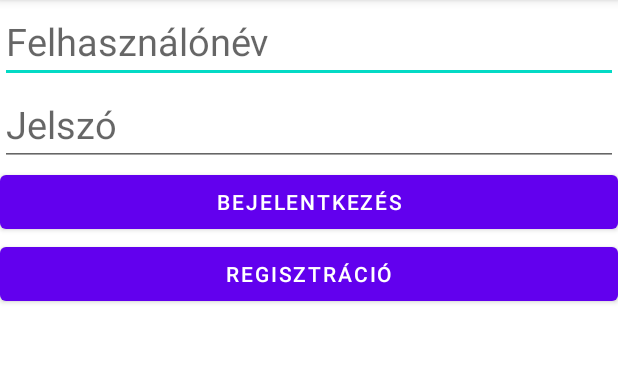
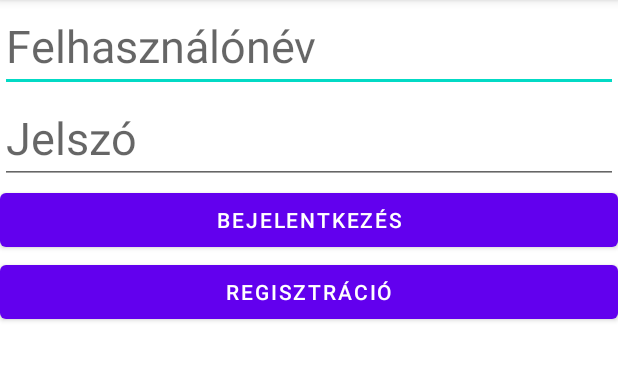
Before and after one commit to Szabolcs01/LOGREG2, an Android app: the screen it shows after launch (MainActivity), on a phone screen of 412 x 824 dp, the part 84-464 px from its top. Run offline under Robolectric (Android 15) with nearby library versions, the phone set to English and light mode, and no system bars.

Commit message:
Register,main és adatbazis kész

```diff
--- a/app/src/main/java/com/example/logge2/MainActivity.java
+++ b/app/src/main/java/com/example/logge2/MainActivity.java
@@ -2,13 +2,40 @@ package com.example.logge2;
 
 import androidx.appcompat.app.AppCompatActivity;
 
+import android.content.Intent;
 import android.os.Bundle;
+import android.view.View;
+import android.widget.Button;
+import android.widget.EditText;
 
 public class MainActivity extends AppCompatActivity {
-
+EditText re_userinput,re_passwordinput;
+Button bejelentkezes,regisztracio;
     @Override
     protected void onCreate(Bundle savedInstanceState) {
         super.onCreate(savedInstanceState);
         setContentView(R.layout.activity_main);
+        re_userinput=findViewById(R.id.re_userinput);
+        re_passwordinput=findViewById(R.id.re_passwordinput);
+        bejelentkezes=findViewById(R.id.bejelentkezes);
+        regisztracio=findViewById(R.id.regisztracio);
+
+        bejelentkezes.setOnClickListener(new View.OnClickListener() {
+            @Override
+            public void onClick(View v) {
+             String usernameValue=re_userinput.getText().toString();
+             String passwordValue=re_passwordinput.getText().toString();
+
+            }
+        });
+
+        regisztracio.setOnClickListener(new View.OnClickListener() {
+            @Override
+            public void onClick(View v) {
+                Intent intent =new Intent(MainActivity.this,Register.class);
+                startActivity(intent);
+            }
+        });
+
     }
 }
--- a/app/src/main/res/layout/activity_main.xml
+++ b/app/src/main/res/layout/activity_main.xml
@@ -10,17 +10,17 @@
     <EditText
         android:layout_width="match_parent"
         android:layout_height="wrap_content"
-        android:textSize="25sp"
+        android:textSize="30sp"
         android:hint="Felhasználónév"
-        android:id="@+id/et_user_input"
+        android:id="@+id/re_userinput"
         />
     <EditText
         android:layout_width="match_parent"
         android:layout_height="wrap_content"
-        android:textSize="25sp"
+        android:textSize="30sp"
         android:inputType="textPassword"
         android:hint="Jelszó"
-        android:id="@+id/et_password_input"
+        android:id="@+id/re_passwordinput"
         />
 
     <Button
--- a/app/src/main/res/layout/register.xml
+++ b/app/src/main/res/layout/register.xml
@@ -5,6 +5,7 @@
     android:layout_width="match_parent"
     android:layout_height="match_parent"
     android:orientation="vertical"
+    tools:context=".Register"
     >
 
     <EditText
@@ -46,7 +47,7 @@
         />
 
     <Button
-        android:id="@+id/isszabejelentkezeshez"
+        android:id="@+id/visszabejelentkezeshez"
         android:layout_width="match_parent"
         android:layout_height="wrap_content"
         android:text="Vissza"
```
Also changed, not shown: app/src/main/java/com/example/logge2/DBHelper.java (+28 -1 lines), app/src/main/java/com/example/logge2/Register.java (added, +38 -0 lines).
